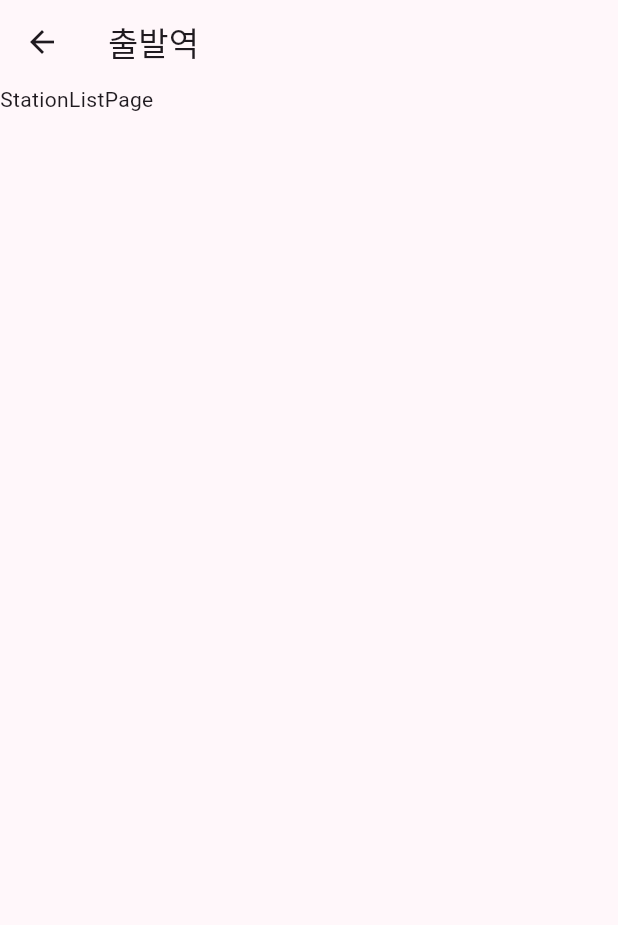
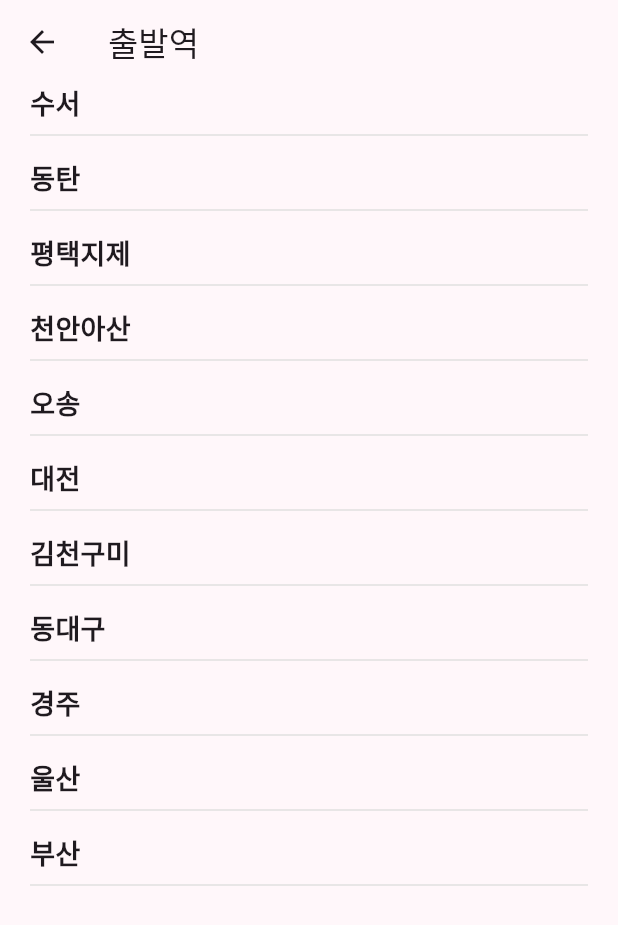
Before and after one commit to JinseongMOK/Flutter_Train_App, a Flutter app: the StationListPage screen opened directly, on a phone screen of 412 x 824 dp. Shown: the top 925 px of the screen. Run offline on Flutter 3.47's test engine with Material 3 defaults, Android fonts, the phone set to English and light mode, and no system bars.

Commit message:
station_list_page ui 완성

```diff
--- a/lib/screen/station_list_page.dart
+++ b/lib/screen/station_list_page.dart
@@ -1,7 +1,19 @@
 import 'package:flutter/material.dart';
 
 class StationListPage extends StatelessWidget {
-  const StationListPage({super.key});
+  final List<String> stations = [
+    "수서",
+    "동탄",
+    "평택지제",
+    "천안아산",
+    "오송",
+    "대전",
+    "김천구미",
+    "동대구",
+    "경주",
+    "울산",
+    "부산"
+  ];
 
   @override
   Widget build(BuildContext context) {
@@ -9,7 +21,30 @@ class StationListPage extends StatelessWidget {
       appBar: AppBar(
         title: Text('출발역'),
       ),
-      body: Text('StationListPage'),
+      body: Padding(
+        padding: const EdgeInsets.symmetric(horizontal: 20),
+        child: ListView.builder(
+          itemCount: stations.length,
+          itemBuilder: (context, index) {
+            return Container(
+              height: 50,
+              child: Column(
+                crossAxisAlignment: CrossAxisAlignment.start,
+                children: [
+                  Text(
+                    stations[index],
+                    style: TextStyle(
+                      fontSize: 18,
+                      fontWeight: FontWeight.bold,
+                    ),
+                  ),
+                  Divider(color: Colors.grey[300]),
+                ],
+              ),
+            );
+          },
+        ),
+      ),
     );
   }
 }
```
